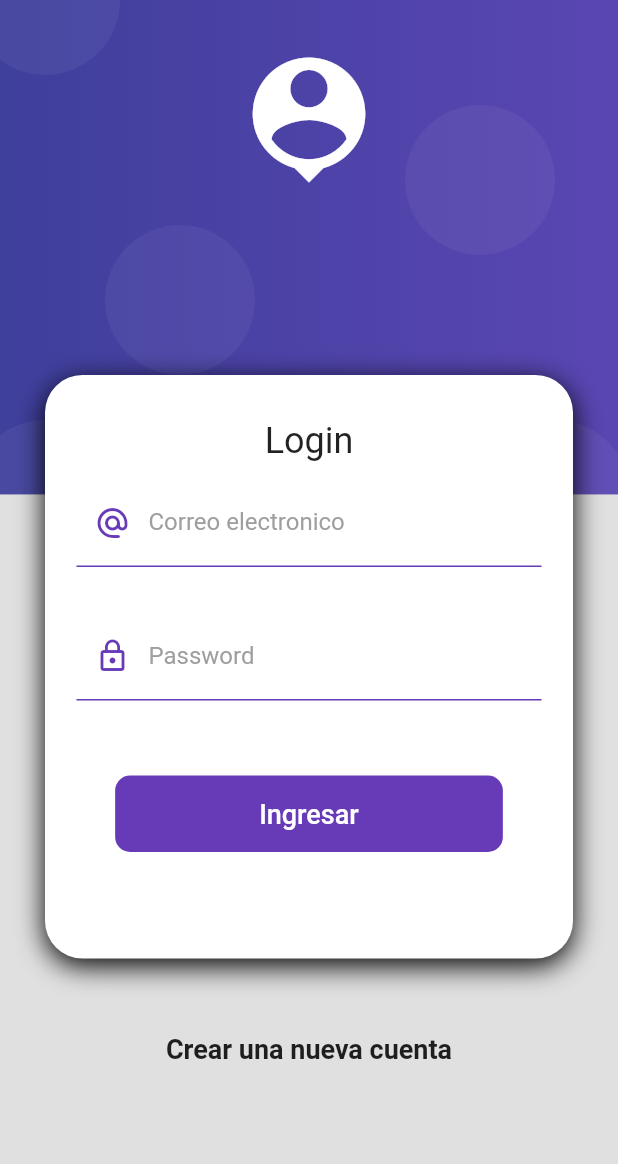
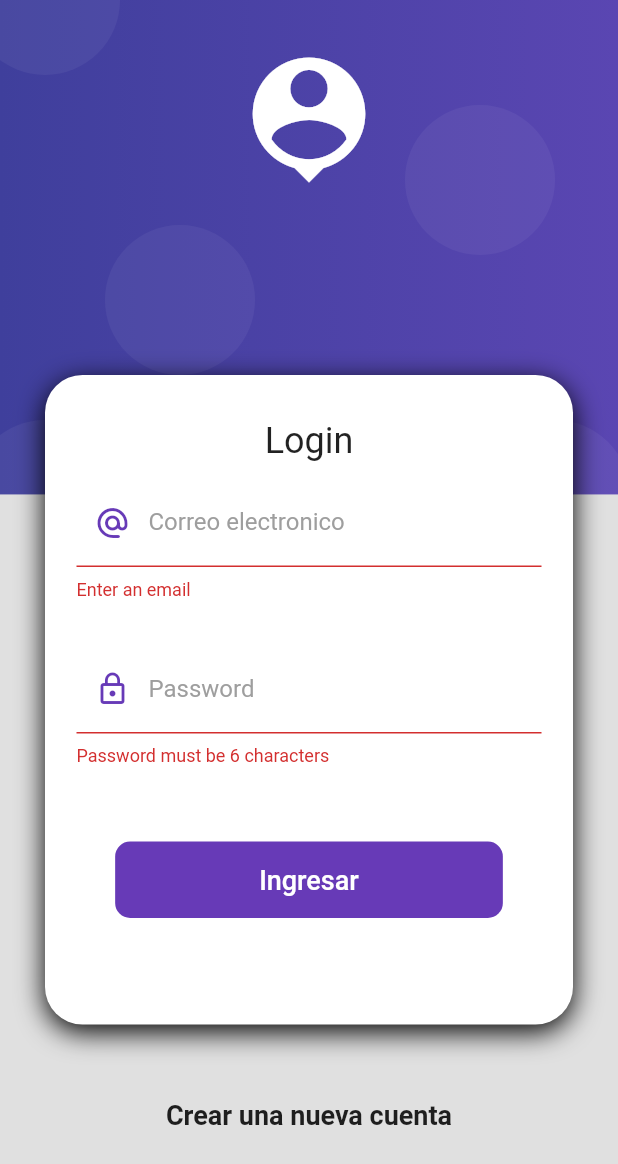
Before and after one commit to DivadRod/products_app, a Flutter app: the screen it shows after launch, after a tap on "Ingresar", on a phone screen of 412 x 824 dp. Shown: the top 1164 px of the screen. Run offline on Flutter 3.47's test engine with Material 2 defaults, Android fonts, the phone set to English and light mode, and no system bars.

```diff
--- /dev/null
+++ b/lib/providers/login_form_provider.dart
@@ -0,0 +1,17 @@
+import 'package:flutter/material.dart';
+
+class LoginFormProvider extends ChangeNotifier {
+  /*STATE FORM*/
+  GlobalKey<FormState> formkey = GlobalKey<FormState>();
+
+  String email = '';
+  String password = '';
+
+  bool isValidForm() {
+    print(formkey.currentState?.validate());
+
+    print('$email - $password');
+
+    return formkey.currentState?.validate() ?? false;
+  }
+}
--- a/lib/screens/login_screen.dart
+++ b/lib/screens/login_screen.dart
@@ -1,4 +1,7 @@
 import 'package:flutter/material.dart';
+import 'package:products_app/providers/login_form_provider.dart';
+import 'package:provider/provider.dart';
+
 import 'package:products_app/ui/input_decoration.dart';
 import 'package:products_app/widgets/widgets.dart';
 
@@ -12,7 +15,7 @@ class LoginScreen extends StatelessWidget {
         child: SingleChildScrollView(
             child: Column(
           children: [
-            SizedBox(height: 250),
+            const SizedBox(height: 250),
             CardContainer(
               child: Column(
                 children: [
@@ -20,7 +23,10 @@ class LoginScreen extends StatelessWidget {
                   Text('Login',
                       style: Theme.of(context).textTheme.headlineSmall),
                   const SizedBox(height: 10),
-                  _Formulario(),
+                  ChangeNotifierProvider(
+                    create: (_) => LoginFormProvider(),
+                    child: const _Formulario(),
+                  )
                 ],
               ),
             ),
@@ -42,10 +48,17 @@ class _Formulario extends StatelessWidget {
 
   @override
   Widget build(BuildContext context) {
+    final logginForm = Provider.of<LoginFormProvider>(context);
+
     return Container(
       padding: const EdgeInsets.symmetric(horizontal: 1, vertical: 1),
+      /*
+      FORMULARIO
+      */
       child: Form(
+          key: logginForm.formkey,
           autovalidateMode: AutovalidateMode.onUserInteraction,
+          //key: ,
           child: Column(
             children: [
               TextFormField(
@@ -55,14 +68,13 @@ class _Formulario extends StatelessWidget {
                     hintText: 'email.address@gmail.com',
                     labelText: 'Correo electronico',
                     prefixIcon: Icons.alternate_email_rounded),
+                onChanged: (value) => logginForm.email = value,
                 validator: (value) {
                   String pattern =
                       r'^(([^<>()[\]\\.,;:\s@\"]+(\.[^<>()[\]\\.,;:\s@\"]+)*)|(\".+\"))@((\[[0-9]{1,3}\.[0-9]{1,3}\.[0-9]{1,3}\.[0-9]{1,3}\])|(([a-zA-Z\-0-9]+\.)+[a-zA-Z]{2,}))$';
-                  RegExp regExp = new RegExp(pattern);
+                  RegExp regExp = RegExp(pattern);
 
-                  return regExp.hasMatch(value ?? '')
-                      ? null
-                      : 'Ingrese un correo';
+                  return regExp.hasMatch(value ?? '') ? null : 'Enter an email';
                 },
               ),
               const SizedBox(height: 30),
@@ -74,6 +86,7 @@ class _Formulario extends StatelessWidget {
                   labelText: 'Password',
                   prefixIcon: Icons.lock_outline,
                 ),
+                onChanged: (value) => logginForm.password = value,
                 validator: (value) {
                   return (value != null && value.length >= 6)
                       ? null
@@ -95,7 +108,9 @@ class _Formulario extends StatelessWidget {
                   ),
                 ),
                 onPressed: () {
-                  //TODO: Login
+                  if (!logginForm.isValidForm()) return;
+
+                  Navigator.pushReplacementNamed(context, 'home');
                 },
               ),
               const SizedBox(height: 50),
```
Also changed, not shown: pubspec.yaml (+3 -17 lines), pubspec.lock.
